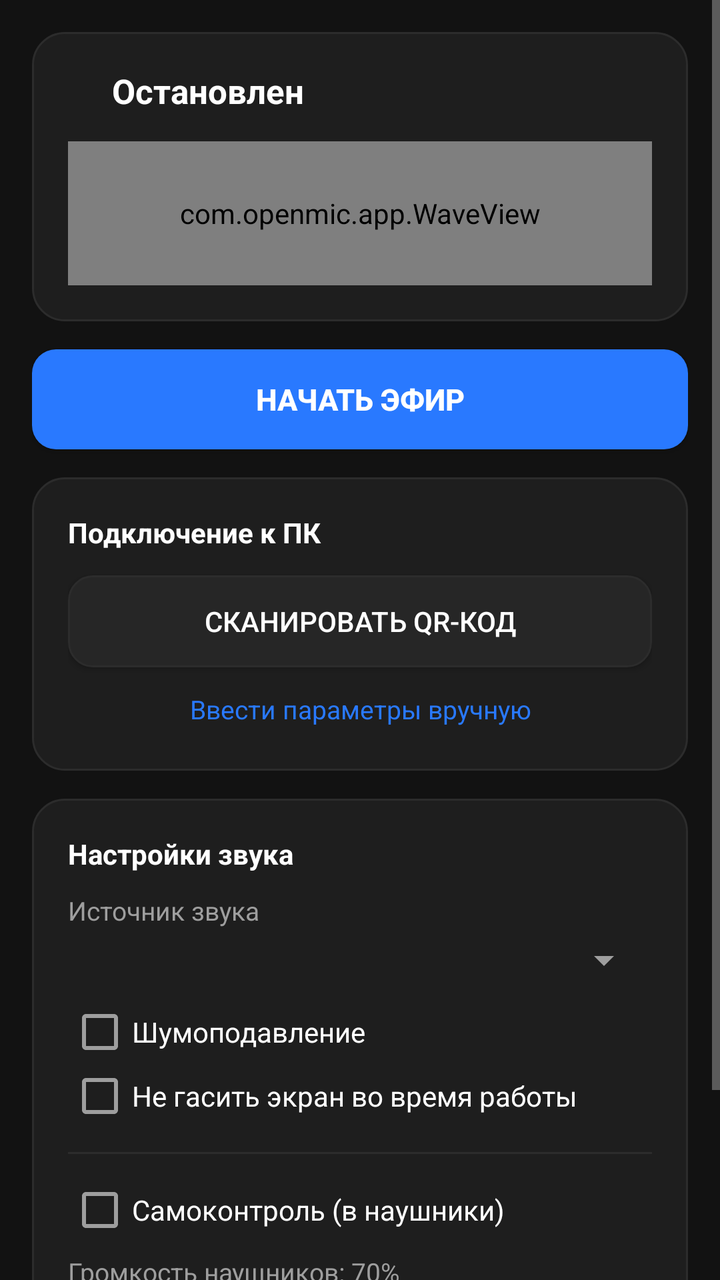
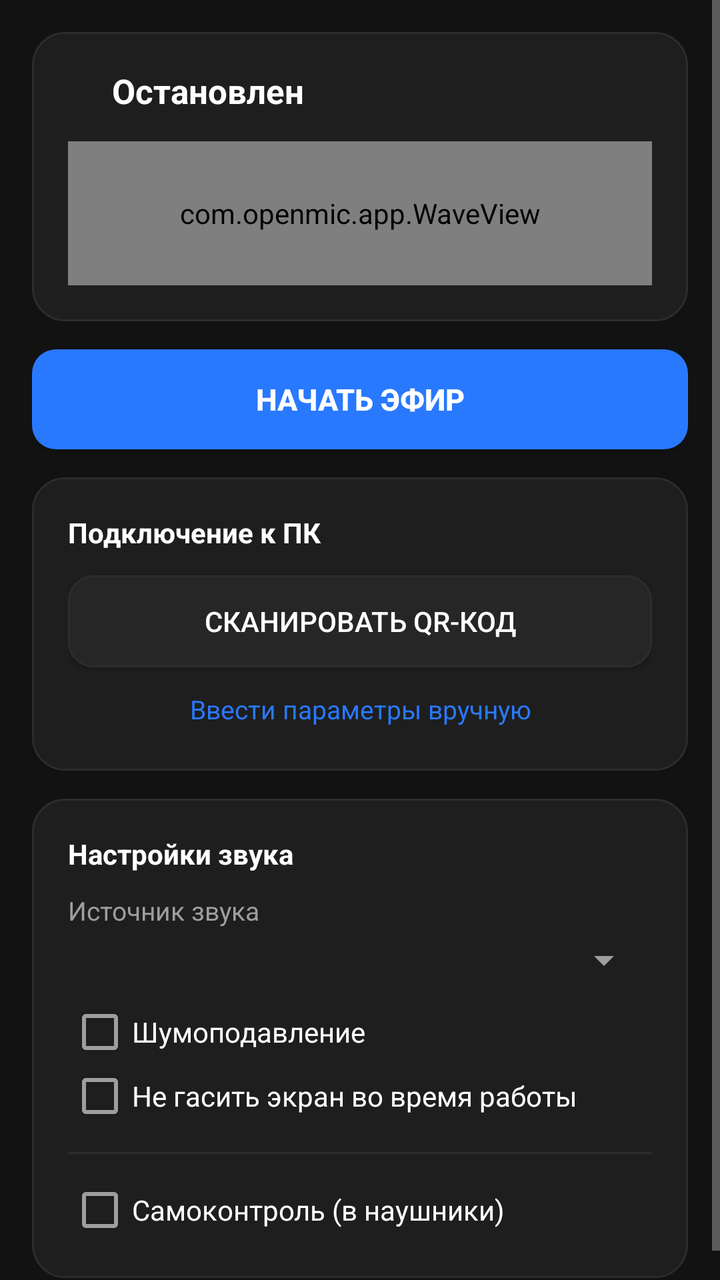

Two renders of the same Android screen: before a commit and after it. Below are the layout's source before the change and the commit's diff.
<!-- AndroidManifest.xml: application theme AppTheme -->
<!-- res/layout/activity_main.xml -->
<?xml version="1.0" encoding="utf-8"?>
<ScrollView xmlns:android="http://schemas.android.com/apk/res/android"
    android:id="@+id/rootScroll"
    android:layout_width="match_parent"
    android:layout_height="match_parent"
    android:background="@color/bg_dark"
    android:fillViewport="true">

    <LinearLayout
        android:id="@+id/mainLayout"
        android:orientation="vertical"
        android:padding="16dp"
        android:animateLayoutChanges="true"
        android:layout_width="match_parent"
        android:layout_height="wrap_content">

        
        <LinearLayout
            android:orientation="vertical"
            android:background="@drawable/bg_card"
            android:padding="18dp"
            android:layout_width="match_parent"
            android:layout_height="wrap_content">

            <LinearLayout
                android:orientation="horizontal"
                android:gravity="center_vertical"
                android:layout_width="match_parent"
                android:layout_height="wrap_content">

                <View
                    android:id="@+id/dot"
                    android:layout_width="12dp"
                    android:layout_height="12dp"
                    android:layout_marginEnd="10dp" />

                <TextView
                    android:id="@+id/state"
                    android:text="Остановлен"
                    android:textColor="@color/text_primary"
                    android:textSize="17sp"
                    android:textStyle="bold"
                    android:layout_weight="1"
                    android:layout_width="0dp"
                    android:layout_height="wrap_content" />

                <ProgressBar
                    android:id="@+id/spinner"
                    android:indeterminate="true"
                    android:visibility="gone"
                    android:layout_width="20dp"
                    android:layout_height="20dp" />
            </LinearLayout>

            
            <TextView
                android:id="@+id/onAirTarget"
                android:text="ПК: 192.168.1.60:59100"
                android:textColor="@color/text_secondary"
                android:textSize="13sp"
                android:visibility="gone"
                android:layout_marginTop="4dp"
                android:layout_marginStart="22dp"
                android:layout_width="match_parent"
                android:layout_height="wrap_content" />

            
            <com.openmic.app.WaveView
                android:id="@+id/level"
                android:layout_width="match_parent"
                android:layout_height="72dp"
                android:layout_marginTop="14dp" />
        </LinearLayout>

        
        <Button
            android:id="@+id/start"
            android:text="Начать эфир"
            android:textColor="#FFFFFF"
            android:textSize="15sp"
            android:textStyle="bold"
            android:background="@drawable/btn_primary"
            android:layout_marginTop="14dp"
            android:layout_width="match_parent"
            android:layout_height="50dp" />

        <Button
            android:id="@+id/stop"
            android:text="Остановить эфир"
            android:textColor="#FFFFFF"
            android:textSize="15sp"
            android:textStyle="bold"
            android:background="@drawable/btn_danger"
            android:visibility="gone"
            android:layout_marginTop="14dp"
            android:layout_width="match_parent"
            android:layout_height="50dp" />

        
        <LinearLayout
            android:id="@+id/connectionSection"
            android:orientation="vertical"
            android:background="@drawable/bg_card"
            android:padding="18dp"
            android:layout_marginTop="14dp"
            android:layout_width="match_parent"
            android:layout_height="wrap_content">

            <TextView
                android:text="Подключение к ПК"
                android:textColor="@color/text_primary"
                android:textSize="14sp"
                android:textStyle="bold"
                android:layout_width="match_parent"
                android:layout_height="wrap_content" />

            <Button
                android:id="@+id/scan"
                android:text="Сканировать QR-код"
                android:textColor="@color/text_primary"
                android:background="@drawable/btn_secondary"
                android:layout_marginTop="12dp"
                android:layout_width="match_parent"
                android:layout_height="46dp" />

            <TextView
                android:id="@+id/toggleManual"
                android:text="Ввести параметры вручную"
                android:textColor="@color/accent_blue"
                android:textSize="13sp"
                android:paddingTop="12dp"
                android:paddingBottom="4dp"
                android:gravity="center"
                android:layout_width="match_parent"
                android:layout_height="wrap_content" />

            <LinearLayout
                android:id="@+id/manualFields"
                android:orientation="vertical"
                android:visibility="gone"
                android:layout_marginTop="8dp"
                android:layout_width="match_parent"
                android:layout_height="wrap_content">

                <EditText
                    android:id="@+id/ip"
                    android:hint="IP ПК (напр. 192.168.1.60)"
                    android:textColorHint="@color/text_secondary"
                    android:textSize="14sp"
                    android:layout_width="match_parent"
                    android:layout_height="wrap_content" />

                <EditText
                    android:id="@+id/port"
                    android:hint="Порт (59100)"
                    android:textColorHint="@color/text_secondary"
                    android:inputType="number"
                    android:textSize="14sp"
                    android:layout_width="match_parent"
                    android:layout_height="wrap_content" />

                <EditText
                    android:id="@+id/token"
                    android:hint="Токен сопряжения"
                    android:textColorHint="@color/text_secondary"
                    android:textSize="14sp"
                    android:layout_width="match_parent"
                    android:layout_height="wrap_content" />
            </LinearLayout>
        </LinearLayout>

        
        <LinearLayout
            android:orientation="vertical"
            android:background="@drawable/bg_card"
            android:padding="18dp"
            android:layout_marginTop="14dp"
            android:layout_width="match_parent"
            android:layout_height="wrap_content">

            <TextView
                android:text="Настройки звука"
                android:textColor="@color/text_primary"
                android:textSize="14sp"
                android:textStyle="bold"
                android:layout_width="match_parent"
                android:layout_height="wrap_content" />

            <TextView
                android:text="Источник звука"
                android:textColor="@color/text_secondary"
                android:textSize="13sp"
                android:layout_marginTop="10dp"
                android:layout_width="match_parent"
                android:layout_height="wrap_content" />

            <Spinner
                android:id="@+id/source"
                android:layout_marginTop="4dp"
                android:layout_width="match_parent"
                android:layout_height="wrap_content" />

            <CheckBox
                android:id="@+id/ns"
                android:text="Шумоподавление"
                android:layout_marginTop="8dp"
                android:layout_width="match_parent"
                android:layout_height="wrap_content" />

            <CheckBox
                android:id="@+id/keepScreen"
                android:text="Не гасить экран во время работы"
                android:layout_width="match_parent"
                android:layout_height="wrap_content" />

            <View
                android:background="@color/card_stroke"
                android:layout_marginTop="12dp"
                android:layout_marginBottom="12dp"
                android:layout_width="match_parent"
                android:layout_height="1dp" />

            <CheckBox
                android:id="@+id/monitor"
                android:text="Самоконтроль (в наушники)"
                android:layout_width="match_parent"
                android:layout_height="wrap_content" />

            <TextView
                android:id="@+id/volLabel"
                android:text="Громкость наушников: 70%"
                android:textColor="@color/text_secondary"
                android:textSize="13sp"
                android:layout_marginTop="6dp"
                android:layout_width="match_parent"
                android:layout_height="wrap_content" />

            <SeekBar
                android:id="@+id/monitorVol"
                android:max="100"
                android:layout_marginTop="4dp"
                android:layout_width="match_parent"
                android:layout_height="wrap_content" />

            <TextView
                android:text="Задержка через Bluetooth составляет 150–300 мс. Во избежание акустической обратной связи не включайте без наушников."
                android:textColor="@color/text_secondary"
                android:textSize="11sp"
                android:lineSpacingExtra="2dp"
                android:layout_marginTop="6dp"
                android:layout_width="match_parent"
                android:layout_height="wrap_content" />
        </LinearLayout>

    </LinearLayout>
</ScrollView>
<!-- resources referenced by this layout -->
<resources>
  <color name="accent_blue">#2979FF</color>
  <color name="bg_dark">#121212</color>
  <color name="card_stroke">#2C2C2C</color>
  <color name="text_primary">#FFFFFF</color>
  <color name="text_secondary">#9E9E9E</color>
  <!-- drawable bg_card (drawable) -->
  <?xml version="1.0" encoding="utf-8"?>
  <shape xmlns:android="http://schemas.android.com/apk/res/android"
      android:shape="rectangle">
      <solid android:color="@color/card_dark" />
      <corners android:radius="16dp" />
      <stroke
          android:width="1dp"
          android:color="@color/card_stroke" />
  </shape>
  <!-- drawable btn_danger (drawable) -->
  <?xml version="1.0" encoding="utf-8"?>
  <shape xmlns:android="http://schemas.android.com/apk/res/android"
      android:shape="rectangle">
      <solid android:color="@color/accent_red" />
      <corners android:radius="12dp" />
  </shape>
  <!-- drawable btn_primary (drawable) -->
  <?xml version="1.0" encoding="utf-8"?>
  <shape xmlns:android="http://schemas.android.com/apk/res/android"
      android:shape="rectangle">
      <solid android:color="@color/accent_blue" />
      <corners android:radius="12dp" />
  </shape>
  <!-- drawable btn_secondary (drawable) -->
  <?xml version="1.0" encoding="utf-8"?>
  <shape xmlns:android="http://schemas.android.com/apk/res/android"
      android:shape="rectangle">
      <solid android:color="#262626" />
      <corners android:radius="12dp" />
      <stroke android:width="1dp" android:color="@color/card_stroke" />
  </shape>
  <style name="AppTheme" parent="@android:style/Theme.Material.NoActionBar">
          <item name="android:windowBackground">@color/bg_dark</item>
          <item name="android:textColor">@color/text_primary</item>
          <item name="android:textColorSecondary">@color/text_secondary</item>
          <item name="android:colorAccent">@color/accent_blue</item>
          <item name="android:statusBarColor">@color/bg_dark</item>
          <item name="android:navigationBarColor">@color/bg_dark</item>
      </style>
  <color name="card_dark">#1E1E1E</color>
  <color name="accent_red">#FF5252</color>
</resources>

<!-- the commit's change to res/layout/activity_main.xml (unified diff, before → after) -->
@@ -222,34 +222,43 @@
 
             <CheckBox
                 android:id="@+id/monitor"
+                android:checked="false"
                 android:text="Самоконтроль (в наушники)"
                 android:layout_width="match_parent"
                 android:layout_height="wrap_content" />
 
-            <TextView
-                android:id="@+id/volLabel"
-                android:text="Громкость наушников: 70%"
-                android:textColor="@color/text_secondary"
-                android:textSize="13sp"
-                android:layout_marginTop="6dp"
-                android:layout_width="match_parent"
-                android:layout_height="wrap_content" />
-
-            <SeekBar
-                android:id="@+id/monitorVol"
-                android:max="100"
-                android:layout_marginTop="4dp"
-                android:layout_width="match_parent"
-                android:layout_height="wrap_content" />
-
-            <TextView
-                android:text="Задержка через Bluetooth составляет 150–300 мс. Во избежание акустической обратной связи не включайте без наушников."
-                android:textColor="@color/text_secondary"
-                android:textSize="11sp"
-                android:lineSpacingExtra="2dp"
-                android:layout_marginTop="6dp"
-                android:layout_width="match_parent"
-                android:layout_height="wrap_content" />
+            <LinearLayout
+                android:id="@+id/monitorSettings"
+                android:orientation="vertical"
+                android:visibility="gone"
+                android:layout_width="match_parent"
+                android:layout_height="wrap_content">
+
+                <TextView
+                    android:id="@+id/volLabel"
+                    android:text="Громкость наушников: 70%"
+                    android:textColor="@color/text_secondary"
+                    android:textSize="13sp"
+                    android:layout_marginTop="6dp"
+                    android:layout_width="match_parent"
+                    android:layout_height="wrap_content" />
+
+                <SeekBar
+                    android:id="@+id/monitorVol"
+                    android:max="100"
+                    android:layout_marginTop="4dp"
+                    android:layout_width="match_parent"
+                    android:layout_height="wrap_content" />
+
+                <TextView
+                    android:text="Задержка через Bluetooth составляет 150–300 мс. Во избежание акустической обратной связи не включайте без наушников."
+                    android:textColor="@color/text_secondary"
+                    android:textSize="11sp"
+                    android:lineSpacingExtra="2dp"
+                    android:layout_marginTop="6dp"
+                    android:layout_width="match_parent"
+                    android:layout_height="wrap_content" />
+            </LinearLayout>
         </LinearLayout>
 
     </LinearLayout>
